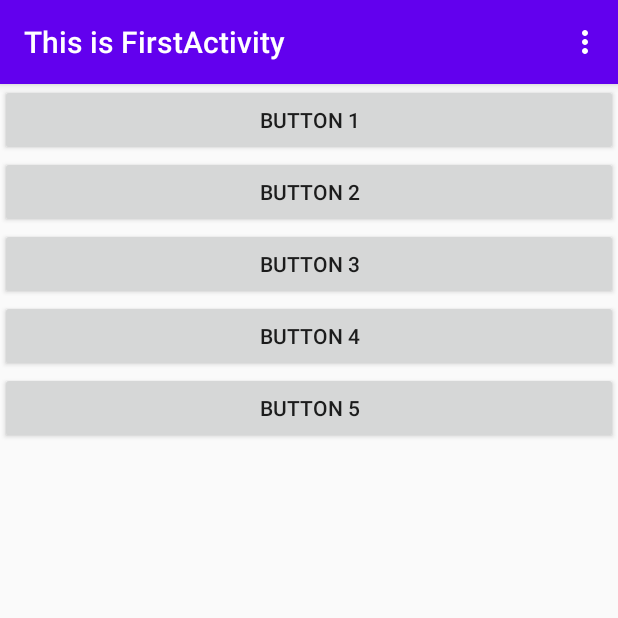
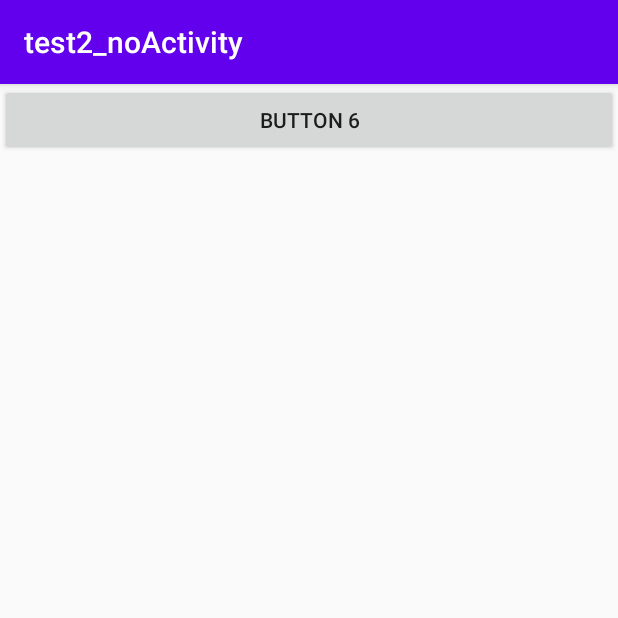
Before and after one commit to jsflzhong/test2_noActivity, an Android app: the screen it shows after launch (FirstActivity before the commit, ThirdActivity after it), after a tap on "BUTTON 5", on a phone screen of 412 x 824 dp, the top half of it. Run offline under Robolectric (Android 15) with nearby library versions, the phone set to English and light mode, and no system bars.

Commit message:
intent: view and dial

```diff
--- a/app/src/main/java/com/jsflzhong/test2_noactivity/FirstActivity.java
+++ b/app/src/main/java/com/jsflzhong/test2_noactivity/FirstActivity.java
@@ -33,6 +33,7 @@ public class FirstActivity extends AppCompatActivity {
         loadButton3();
         loadButton4();
         loadButton5();
+        loadButton6();
     }
 
     /**
@@ -97,6 +98,7 @@ public class FirstActivity extends AppCompatActivity {
 
     /**
      * 隐式intent3.
+     * --ACTION_VIEW 浏览器
      * 加载第五个button,事件中: 调用系统的浏览器,打开指定的网址
      * 注意: 并不是内嵌入系统浏览器, 而是调用并跳转过去.
      */
@@ -108,6 +110,22 @@ public class FirstActivity extends AppCompatActivity {
                 //安卓系统内置的动作常量
                 Intent intent = new Intent(Intent.ACTION_VIEW);
                 intent.setData(Uri.parse("http://www.baidu.com"));
+                startActivity(intent);
+            }
+        });
+    }
+
+    /**
+     * 隐式intent3.
+     * 加载第六个button,事件中: 调用系统的拨打电话.
+     */
+    private void loadButton6() {
+        Button button6 = findViewById(R.id.button_6);
+        button6.setOnClickListener(new View.OnClickListener() {
+            @Override
+            public void onClick(View v) {
+                Intent intent = new Intent(Intent.ACTION_DIAL);
+                intent.setData(Uri.parse("tel:10086"));
                 startActivity(intent);
             }
         });
--- /dev/null
+++ b/app/src/main/java/com/jsflzhong/test2_noactivity/ThirdActivity.java
@@ -0,0 +1,14 @@
+package com.jsflzhong.test2_noactivity;
+
+import androidx.appcompat.app.AppCompatActivity;
+
+import android.os.Bundle;
+
+public class ThirdActivity extends AppCompatActivity {
+
+    @Override
+    protected void onCreate(Bundle savedInstanceState) {
+        super.onCreate(savedInstanceState);
+        setContentView(R.layout.third_layout);
+    }
+}
--- a/app/src/main/res/layout/first_layout.xml
+++ b/app/src/main/res/layout/first_layout.xml
@@ -37,4 +37,10 @@
         android:layout_height="wrap_content"
         android:text="Button 5"
         />
+    <Button
+        android:id="@+id/button_6"
+        android:layout_width="match_parent"
+        android:layout_height="wrap_content"
+        android:text="Button 6"
+        />
 </LinearLayout>
--- /dev/null
+++ b/app/src/main/res/layout/third_layout.xml
@@ -0,0 +1,12 @@
+<?xml version="1.0" encoding="utf-8"?>
+<LinearLayout xmlns:android="http://schemas.android.com/apk/res/android"
+    android:orientation="vertical" android:layout_width="match_parent"
+    android:layout_height="match_parent">
+
+    <Button
+        android:id="@+id/button_6"
+        android:layout_width="match_parent"
+        android:layout_height="wrap_content"
+        android:text="Button 6"
+        />
+</LinearLayout>
```
Also changed, not shown: app/src/main/AndroidManifest.xml (+17 -7 lines).
